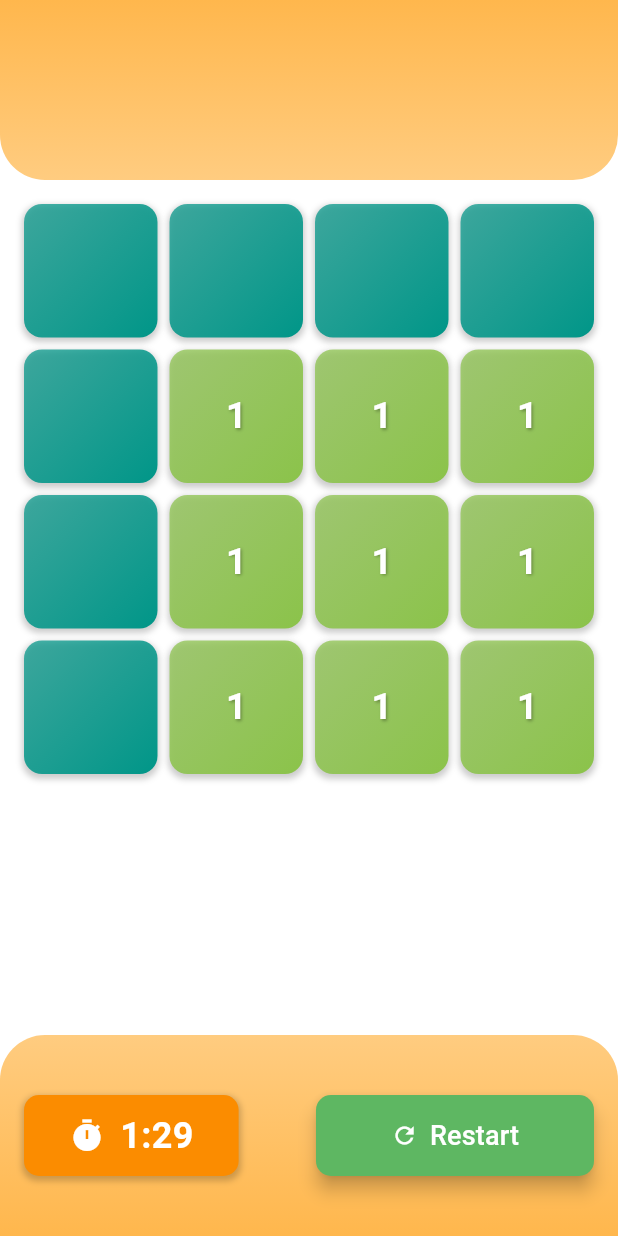
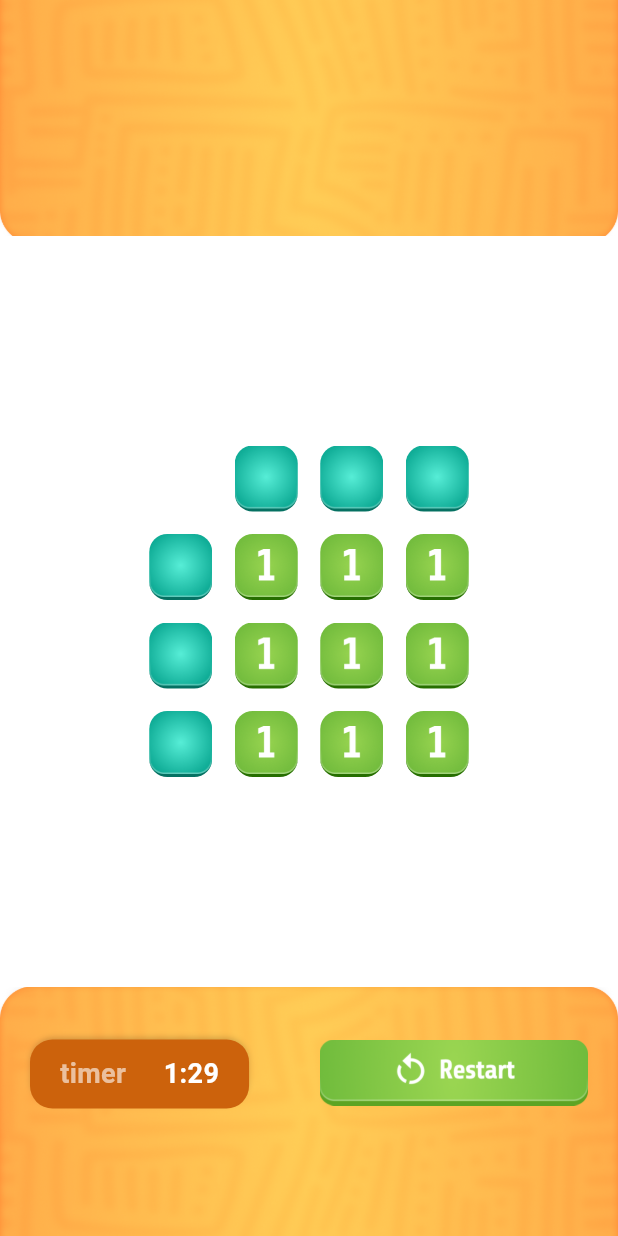
Before and after one commit to aezakmi7/tiles_game, a Flutter app: the screen it shows after launch, after a tap on "Easy", on a phone screen of 412 x 824 dp. Run offline on Flutter 3.47's test engine with Material 3 defaults, Android fonts, the phone set to English and light mode, and no system bars.

Commit message:
design updated

```diff
--- a/lib/features/game_screen/controllers/game_controlls.dart
+++ b/lib/features/game_screen/controllers/game_controlls.dart
@@ -15,41 +15,32 @@ class GameControls extends StatelessWidget {
   @override
   Widget build(BuildContext context) {
     return Container(
-      padding: const EdgeInsets.symmetric(horizontal: 16, vertical: 40),
+      padding: const EdgeInsets.symmetric(horizontal: 20, vertical: 35),
       decoration: BoxDecoration(
-        gradient: LinearGradient(
-          begin: Alignment.topCenter,
-          end: Alignment.bottomCenter,
-          colors: [
-            Colors.orange.shade200,
-            Colors.orange.shade300,
-          ],
-        ),
-        borderRadius: const BorderRadius.only(
-          topLeft: Radius.circular(30),
-          topRight: Radius.circular(30),
+        image: DecorationImage(
+          image: AssetImage('lib/assets/images/modal_sheet_bottom.png'),
+          fit: BoxFit.cover,
         ),
       ),
-      child: Row(
-        mainAxisAlignment: MainAxisAlignment.spaceBetween,
+      child: Column(
         children: [
-          TimerDisplay(remainingTime: remainingTime),
-          ElevatedButton.icon(
-            onPressed: onRestart,
-            icon: const Icon(Icons.refresh, color: Colors.white),
-            label: const Text('Restart',
-                style: TextStyle(color: Colors.white, fontSize: 18)),
-            style: ElevatedButton.styleFrom(
-              foregroundColor: Colors.white,
-              backgroundColor: Colors.green,
-              surfaceTintColor: Colors.white,
-              shadowColor: Colors.black,
-              elevation: 5,
-              shape: RoundedRectangleBorder(
-                borderRadius: BorderRadius.circular(10),
+          Row(
+            mainAxisAlignment: MainAxisAlignment.spaceBetween,
+            crossAxisAlignment: CrossAxisAlignment.start,
+            children: [
+              TimerDisplay(remainingTime: remainingTime),
+              GestureDetector(
+                onTap: onRestart,
+                child: Image.asset(
+                  'lib/assets/buttons/button_restart.png',
+                  width: 179,
+                  height: 44,
+                ),
               ),
-              padding: const EdgeInsets.symmetric(horizontal: 50, vertical: 14),
-            ),
+            ],
+          ),
+          SizedBox(
+            height: 50,
           ),
         ],
       ),
--- a/lib/features/game_screen/view/game_screen.dart
+++ b/lib/features/game_screen/view/game_screen.dart
@@ -19,13 +19,13 @@ class _GameScreenState extends State<GameScreen> {
   late Timer timer;
   int remainingTime = 0;
 
-  final List<Color> tileColors = [
-    Colors.teal,
-    Colors.lightGreen,
-    Colors.blue,
-    Colors.purple,
-    Colors.orange,
-    Colors.red,
+  final List<String> tileImages = [
+    'lib/assets/tiles/teal_tile.png',
+    'lib/assets/tiles/green_tile.png',
+    'lib/assets/tiles/blue_tile.png',
+    'lib/assets/tiles/purple_tile.png',
+    'lib/assets/tiles/orange_tile.png',
+    'lib/assets/tiles/red_tile.png',
   ];
 
   @override
@@ -53,17 +53,18 @@ class _GameScreenState extends State<GameScreen> {
         timerDuration = 90;
     }
     remainingTime = timerDuration;
-    grid = List.generate(gridSize, (_) => List.filled(gridSize, 1));
+    grid = List.generate(gridSize,
+        (i) => List.generate(gridSize, (j) => (i == 0 && j == 0) ? 0 : 1));
     _addNonClickableTiles();
     startTimer();
   }
 
   void _addNonClickableTiles() {
-    grid[0][0] = 0; // Make top-left corner non-clickable
-    for (int i = 1; i < gridSize; i++) {
-      grid[i][0] = 0; // First column, excluding the top-left corner
-      grid[0][i] = 0; // First row, excluding the top-left corner
+    for (int i = 0; i < gridSize; i++) {
+      grid[i][0] = 0; // First column
+      grid[0][i] = 0; // First row
     }
+    grid[0][0] = -1;
   }
 
   void startTimer() {
@@ -97,15 +98,18 @@ class _GameScreenState extends State<GameScreen> {
   Widget build(BuildContext context) {
     return Scaffold(
       backgroundColor: Colors.white,
-      body: Column(
+      body: SafeArea(
+        child: Column(
           children: [
             const TopModalSheet(),
             Expanded(
+              child: Center(
                 child: GameGrid(
                   grid: grid,
                   gridSize: gridSize,
                   onTileTap: incrementTile,
-              tileColors: tileColors,
+                  tileImages: tileImages,
+                ),
               ),
             ),
             GameControls(
@@ -113,6 +117,7 @@ class _GameScreenState extends State<GameScreen> {
               onRestart: restartGame,
             ),
           ],
+        ),
       ),
     );
   }
--- a/lib/features/game_screen/widgets/game_grid.dart
+++ b/lib/features/game_screen/widgets/game_grid.dart
@@ -4,78 +4,57 @@ class GameGrid extends StatelessWidget {
   final List<List<int>> grid;
   final int gridSize;
   final Function(int, int) onTileTap;
-  final List<Color> tileColors;
+  final List<String> tileImages;
 
   const GameGrid({
     super.key,
     required this.grid,
     required this.gridSize,
     required this.onTileTap,
-    required this.tileColors,
+    required this.tileImages,
   });
 
   @override
   Widget build(BuildContext context) {
-    return GridView.builder(
-      padding: const EdgeInsets.all(16),
+    double gridWidth = (42.0 * gridSize) + (15.0 * (gridSize - 1));
+    double gridHeight = (44.0 * gridSize) + (15.0 * (gridSize - 1));
+
+    return Center(
+      child: SizedBox(
+        width: gridWidth,
+        height: gridHeight,
+        child: GridView.builder(
+          physics: const NeverScrollableScrollPhysics(),
           gridDelegate: SliverGridDelegateWithFixedCrossAxisCount(
             crossAxisCount: gridSize,
-        childAspectRatio: 1,
-        crossAxisSpacing: 8,
-        mainAxisSpacing: 8,
+            crossAxisSpacing: 15,
+            mainAxisSpacing: 15,
+            childAspectRatio: 42 / 44,
           ),
           itemCount: gridSize * gridSize,
           itemBuilder: (context, index) {
             int row = index ~/ gridSize;
             int col = index % gridSize;
+            if (grid[row][col] == -1) {
+              return const SizedBox(); // Return an empty widget for the top-left corner
+            }
             return GestureDetector(
               onTap: () => onTileTap(row, col),
               child: Container(
+                width: 42,
+                height: 44,
                 decoration: BoxDecoration(
-              gradient: LinearGradient(
-                begin: Alignment.topLeft,
-                end: Alignment.bottomRight,
-                colors: [
-                  grid[row][col] == 0
-                      ? tileColors[0].withOpacity(0.7)
-                      : tileColors[grid[row][col]].withOpacity(0.7),
-                  grid[row][col] == 0
-                      ? tileColors[0]
-                      : tileColors[grid[row][col]],
-                ],
+                  image: DecorationImage(
+                    image: AssetImage(tileImages[grid[row][col]]),
+                    fit: BoxFit.cover,
                   ),
                   borderRadius: BorderRadius.circular(12),
-              boxShadow: [
-                BoxShadow(
-                  color: Colors.black.withOpacity(0.2),
-                  spreadRadius: 1,
-                  blurRadius: 3,
-                  offset: const Offset(0, 2),
-                ),
-              ],
-            ),
-            child: Center(
-              child: grid[row][col] == 0
-                  ? null
-                  : Text(
-                      grid[row][col].toString(),
-                      style: TextStyle(
-                        fontSize: 24,
-                        fontWeight: FontWeight.bold,
-                        color: Colors.white,
-                        shadows: [
-                          Shadow(
-                            blurRadius: 2.0,
-                            color: Colors.black.withOpacity(0.3),
-                            offset: const Offset(1, 1),
-                          ),
-                        ],
-                      ),
-                    ),
                 ),
               ),
             );
           },
+        ),
+      ),
     );
   }
 }
--- a/lib/features/game_screen/widgets/modal_sheets.dart
+++ b/lib/features/game_screen/widgets/modal_sheets.dart
@@ -7,22 +7,11 @@ class TopModalSheet extends StatelessWidget {
 
   @override
   Widget build(BuildContext context) {
-    return Container(
-      padding: const EdgeInsets.symmetric(horizontal: 16, vertical: 60),
-      decoration: BoxDecoration(
-        gradient: LinearGradient(
-          begin: Alignment.topCenter,
-          end: Alignment.bottomCenter,
-          colors: [
-            Colors.orange.shade300,
-            Colors.orange.shade200,
-          ],
-        ),
-        borderRadius: const BorderRadius.only(
-          bottomLeft: Radius.circular(30),
-          bottomRight: Radius.circular(30),
-        ),
-      ),
+    return Image.asset(
+      'lib/assets/images/modal_sheet_top.png',
+      width: double.infinity,
+      height: 157,
+      fit: BoxFit.cover,
     );
   }
 }
--- a/lib/features/game_screen/widgets/timer_display.dart
+++ b/lib/features/game_screen/widgets/timer_display.dart
@@ -8,28 +8,35 @@ class TimerDisplay extends StatelessWidget {
   @override
   Widget build(BuildContext context) {
     return Container(
-      padding: const EdgeInsets.symmetric(horizontal: 30, vertical: 10),
+      padding: const EdgeInsets.symmetric(horizontal: 20, vertical: 10),
       decoration: BoxDecoration(
-        color: Colors.orange.shade600,
-        borderRadius: BorderRadius.circular(10),
         boxShadow: [
           BoxShadow(
             color: Colors.black.withOpacity(0.2),
-            spreadRadius: 1,
+            spreadRadius: -1,
             blurRadius: 3,
-            offset: const Offset(0, 2),
+            offset: const Offset(0, -2),
           ),
         ],
+        color: Color.fromARGB(255, 204, 98, 12),
+        borderRadius: BorderRadius.circular(15),
       ),
       child: Row(
         children: [
-          const Icon(Icons.timer, color: Colors.white),
-          const SizedBox(width: 10),
+          Text(
+            'timer',
+            style: TextStyle(
+              fontSize: 18,
+              fontWeight: FontWeight.bold,
+              color: Colors.white.withOpacity(0.6),
+            ),
+          ),
+          const SizedBox(width: 25),
           Text(
             '${remainingTime ~/ 60}:${(remainingTime % 60).toString().padLeft(2, '0')}',
             style: const TextStyle(
-              fontSize: 24,
-              fontWeight: FontWeight.bold,
+              fontSize: 18,
+              fontWeight: FontWeight.w600,
               color: Colors.white,
             ),
           ),
```
Also changed, not shown: pubspec.yaml (+4 -3 lines), lib/assets/buttons/button_restart.png (added), lib/assets/images/modal_sheet_bottom.png (added), lib/assets/images/modal_sheet_top.png (added), lib/assets/tiles/blue_tile.png (added), lib/assets/tiles/green_tile.png (added), lib/assets/tiles/orange_tile.png (added), lib/assets/tiles/purple_tile.png (added), lib/assets/tiles/red_tile.png (added), lib/assets/tiles/teal_tile.png (added). Lines whose indentation alone changed are shown as unchanged.
